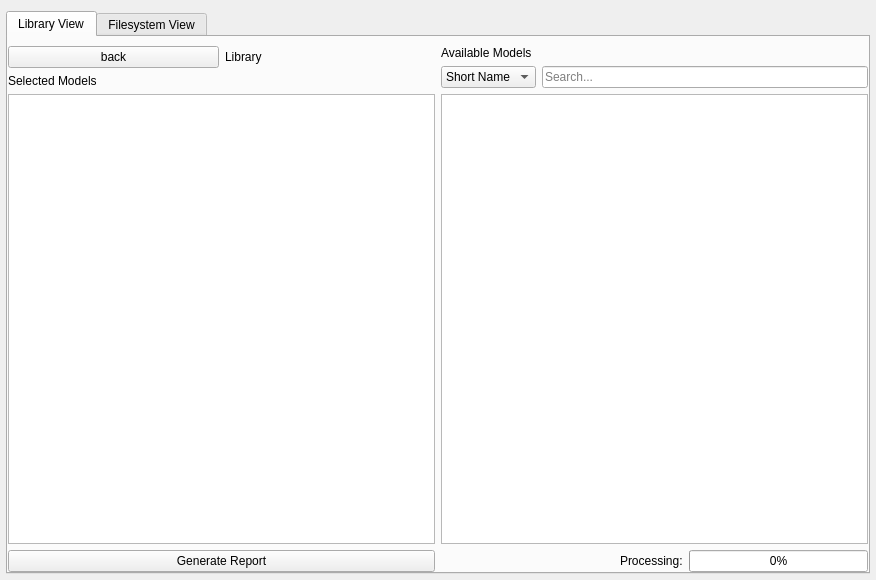
Qt form src/librarywindow.ui (torfoes/cadventory) before a commit.
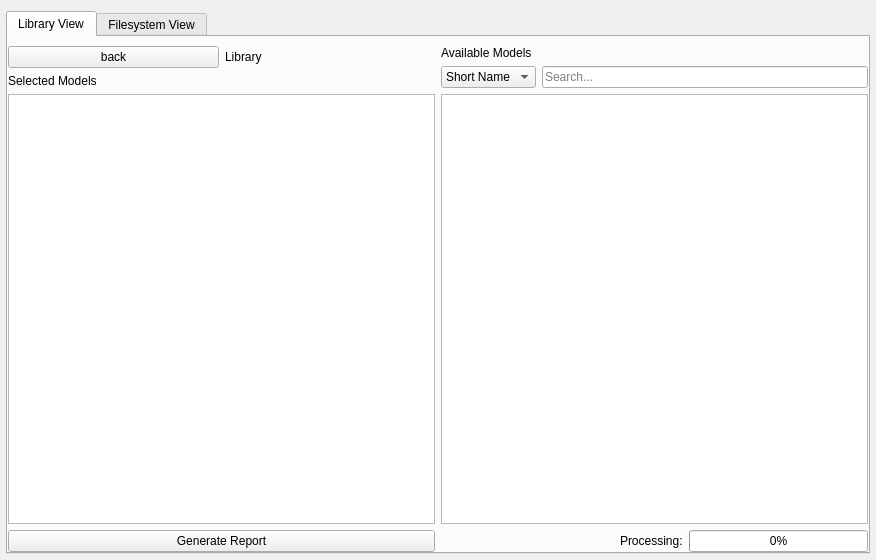
The same form after that commit.

Patch:
```diff
--- a/src/librarywindow.ui
+++ b/src/librarywindow.ui
@@ -7,7 +7,7 @@
     <x>0</x>
     <y>0</y>
     <width>876</width>
-    <height>580</height>
+    <height>560</height>
    </rect>
   </property>
   <property name="sizePolicy">
```
